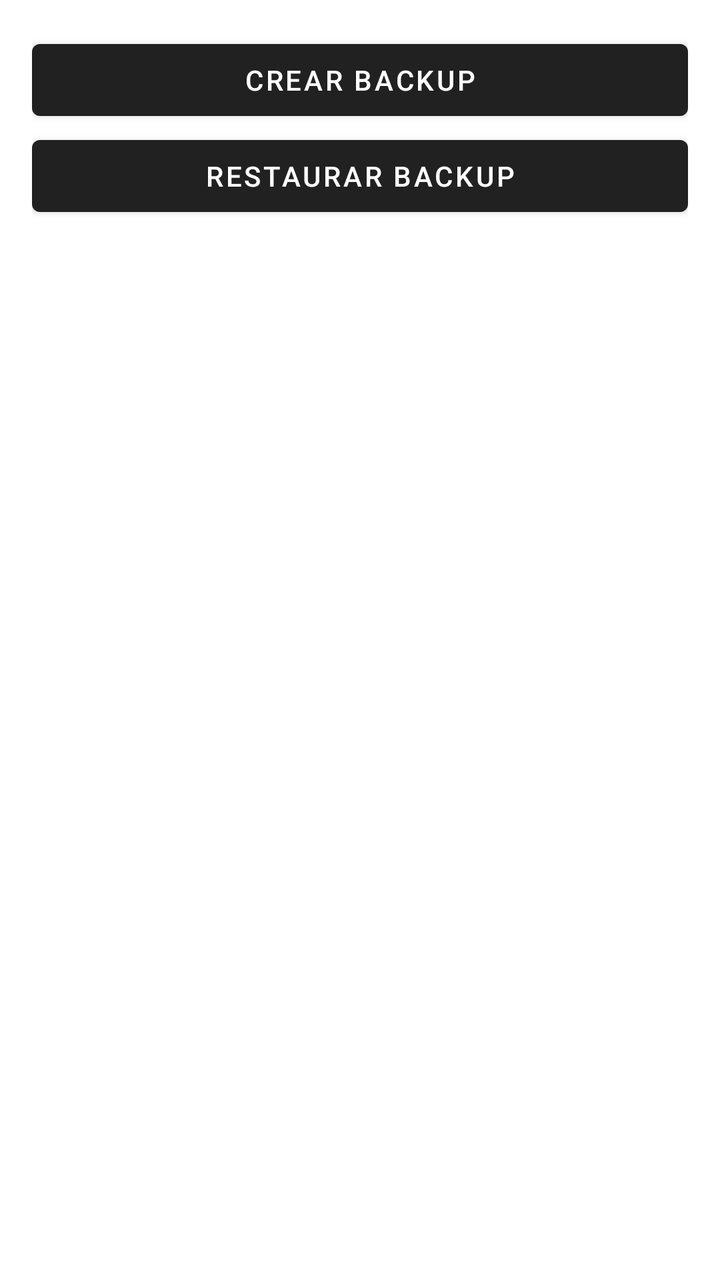
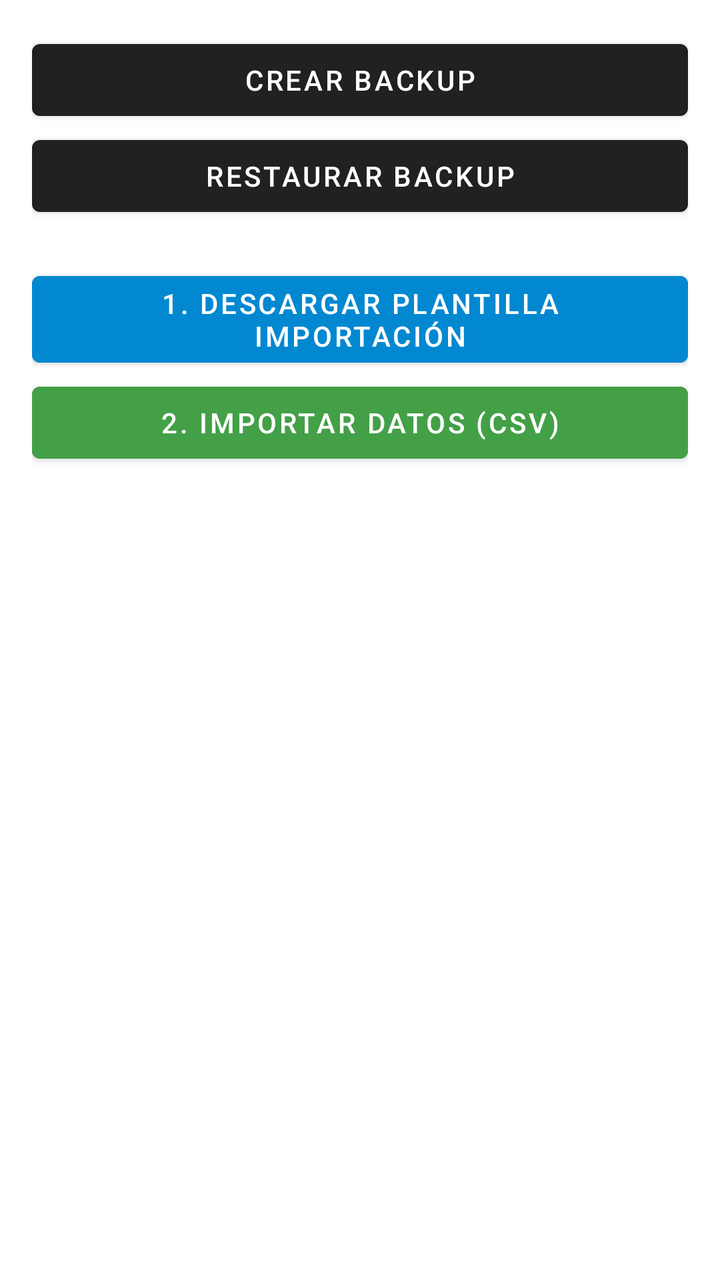

The first picture is an Android layout as it rendered before a commit; the second is the same layout after the commit. The layout source and the unified diff follow.
<!-- AndroidManifest.xml: application theme Theme.MaterialComponents.DayNight.DarkActionBar -->
<!-- res/layout/activity_backup.xml -->
<LinearLayout
    xmlns:android="http://schemas.android.com/apk/res/android"
    android:orientation="vertical"
    android:padding="16dp"
    android:layout_width="match_parent"
    android:layout_height="match_parent">

    <Button
        android:id="@+id/btnBackup"
        android:text="Crear Backup"
        android:layout_width="match_parent"
        android:layout_height="wrap_content"/>

    <Button
        android:id="@+id/btnRestore"
        android:text="Restaurar Backup"
        android:layout_width="match_parent"
        android:layout_height="wrap_content"/>

    <TextView
        android:id="@+id/txtStatus"
        android:paddingTop="16dp"
        android:layout_width="match_parent"
        android:layout_height="wrap_content"/>

</LinearLayout>
<!-- resources referenced by this layout -->
<resources>

</resources>

<!-- the commit's change to res/layout/activity_backup.xml (unified diff, before → after) -->
@@ -17,6 +17,21 @@
         android:layout_width="match_parent"
         android:layout_height="wrap_content"/>
 
+    <Button
+        android:id="@+id/btnTemplate"
+        android:text="1. Descargar Plantilla Importación"
+        android:backgroundTint="#0288D1"
+        android:layout_marginTop="20dp"
+        android:layout_width="match_parent"
+        android:layout_height="wrap_content"/>
+
+    <Button
+        android:id="@+id/btnImport"
+        android:text="2. Importar Datos (CSV)"
+        android:backgroundTint="#43A047"
+        android:layout_width="match_parent"
+        android:layout_height="wrap_content"/>
+
     <TextView
         android:id="@+id/txtStatus"
         android:paddingTop="16dp"
